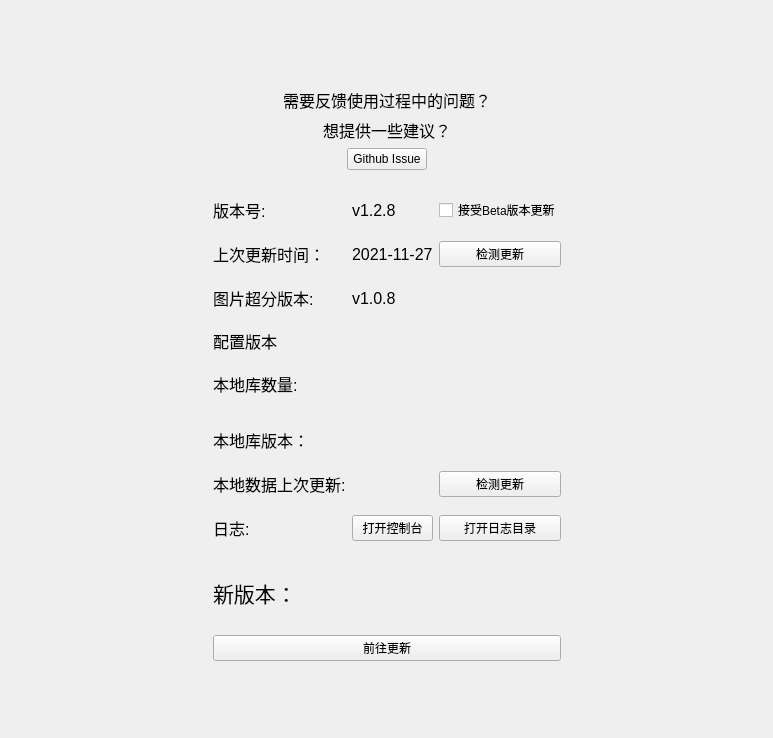
Old version of the form ui/ui_help.ui in the repository tonquer/picacg-qt.
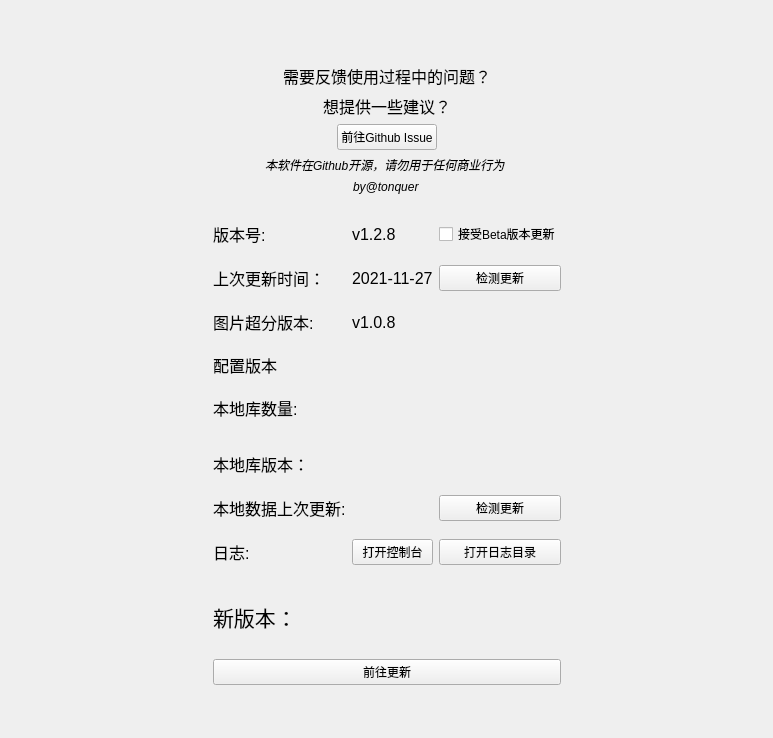
New version of the form. Icons and pictures are not drawn. Custom widgets are drawn as their Qt base class.

```diff
--- a/ui/ui_help.ui
+++ b/ui/ui_help.ui
@@ -29,7 +29,7 @@
         <x>0</x>
         <y>0</y>
         <width>736</width>
-        <height>771</height>
+        <height>815</height>
        </rect>
       </property>
       <layout class="QVBoxLayout" name="verticalLayout_3">
@@ -101,7 +101,31 @@
             <item alignment="Qt::AlignHCenter">
              <widget class="QPushButton" name="pushButton">
               <property name="text">
-               <string>Github Issue</string>
+               <string>前往Github Issue</string>
+              </property>
+             </widget>
+            </item>
+            <item alignment="Qt::AlignHCenter">
+             <widget class="QLabel" name="label_13">
+              <property name="font">
+               <font>
+                <italic>true</italic>
+               </font>
+              </property>
+              <property name="text">
+               <string>本软件在Github开源，请勿用于任何商业行为</string>
+              </property>
+             </widget>
+            </item>
+            <item alignment="Qt::AlignHCenter">
+             <widget class="QLabel" name="label_14">
+              <property name="font">
+               <font>
+                <italic>true</italic>
+               </font>
+              </property>
+              <property name="text">
+               <string>by@tonquer</string>
               </property>
              </widget>
             </item>
```
